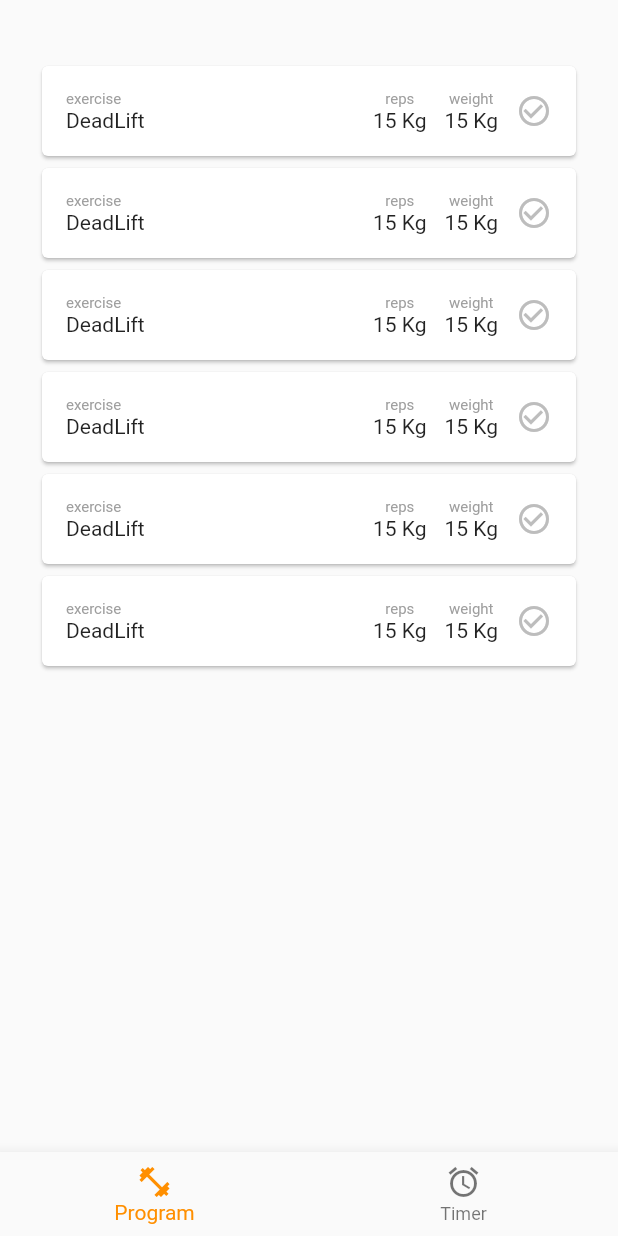
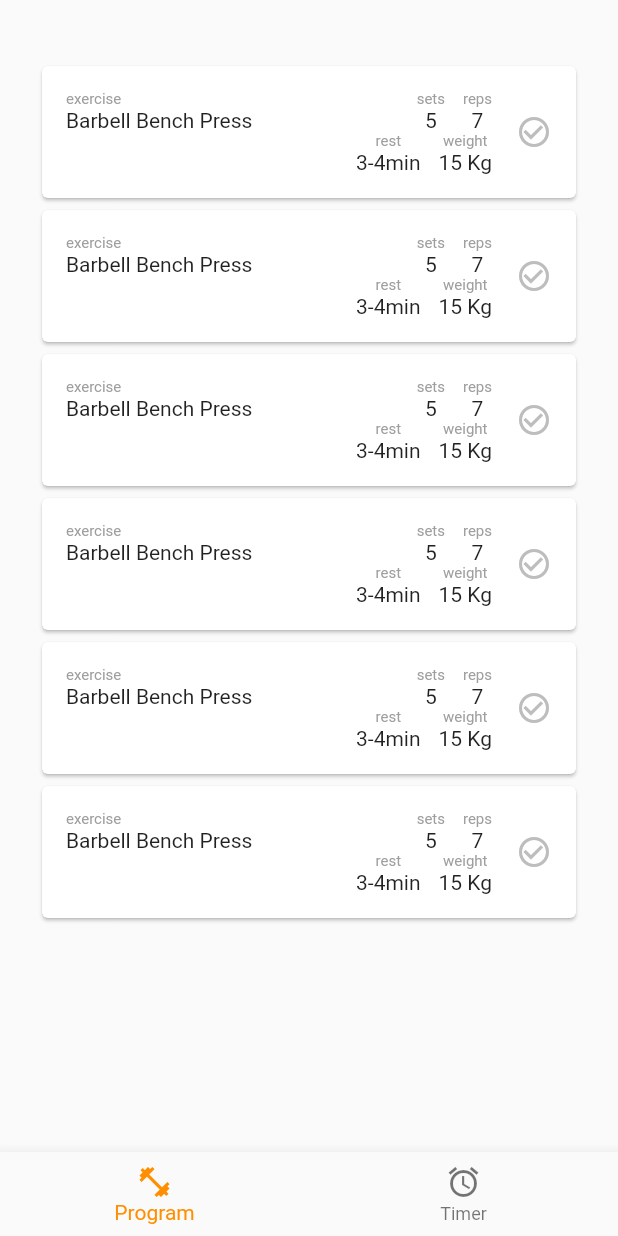
Before and after one commit to Mathitos/Get-Ripped-App, a Flutter app: the screen it shows after launch, on a phone screen of 412 x 824 dp. Run offline on Flutter 3.47's test engine with Material 2 defaults, Android fonts, the phone set to English and light mode, and no system bars.

Commit message:
add program exercise list layout

```diff
--- a/lib/screens/program_screen.dart
+++ b/lib/screens/program_screen.dart
@@ -11,14 +11,44 @@ class ProgramScreen extends StatelessWidget {
         padding: EdgeInsets.fromLTRB(16, 32, 16, 16),
         child: ListView(
           padding: const EdgeInsets.all(8),
-          children: const <Widget>[
-            ExerciseItemList(),
-            ExerciseItemList(),
-            ExerciseItemList(),
-            ExerciseItemList(),
-            ExerciseItemList(),
-            ExerciseItemList()
+          children: <Widget>[
+            ExerciseItemList(
+              Exercise(
+                  'Barbell Bench Press', '5', '7', '3-4min', '15 Kg', false),
+            ),
+            ExerciseItemList(
+              Exercise(
+                  'Barbell Bench Press', '5', '7', '3-4min', '15 Kg', false),
+            ),
+            ExerciseItemList(
+              Exercise(
+                  'Barbell Bench Press', '5', '7', '3-4min', '15 Kg', false),
+            ),
+            ExerciseItemList(
+              Exercise(
+                  'Barbell Bench Press', '5', '7', '3-4min', '15 Kg', false),
+            ),
+            ExerciseItemList(
+              Exercise(
+                  'Barbell Bench Press', '5', '7', '3-4min', '15 Kg', false),
+            ),
+            ExerciseItemList(
+              Exercise(
+                  'Barbell Bench Press', '5', '7', '3-4min', '15 Kg', false),
+            )
           ],
         ));
   }
 }
+
+class Exercise {
+  final String name;
+  final String sets;
+  final String reps;
+  final String cooldown;
+  final String weight;
+  final bool completed;
+
+  Exercise(this.name, this.sets, this.reps, this.cooldown, this.weight,
+      this.completed);
+}
--- a/lib/screens/splash_screen.dart
+++ b/lib/screens/splash_screen.dart
@@ -8,7 +8,7 @@ class SplashScreen extends StatelessWidget {
 
   @override
   Widget build(BuildContext context) {
-    Timer(Duration(seconds: 5), () {
+    Timer(Duration(seconds: 2), () {
       Navigator.push(context, MaterialPageRoute(builder: (_) => MainScreen()));
     });
 
--- a/lib/shared/exercice_item_list.dart
+++ b/lib/shared/exercice_item_list.dart
@@ -2,38 +2,72 @@
 
 import 'package:flutter/material.dart';
 
+import '../screens/program_screen.dart';
+
 class ExerciseItemList extends StatelessWidget {
-  const ExerciseItemList({Key? key}) : super(key: key);
+  const ExerciseItemList(
+    this.exercise, {
+    Key? key,
+  }) : super(key: key);
+  final Exercise exercise;
 
   @override
   Widget build(BuildContext context) {
     return Card(
         child: Padding(
             padding: EdgeInsets.all(16.0),
-            child: Row(
+            child: Row(children: [
+              Expanded(
+                  flex: 1,
+                  child: Column(children: [
+                    Row(
                       children: <Widget>[
-                _itemListComponent('exercise', 'DeadLift', centerText: false),
+                        _itemListComponent('exercise', exercise.name,
+                            centerText: false),
                         Spacer(),
                         Wrap(
                           children: [
                             _itemListComponent(
-                      'reps',
-                      '15 Kg',
+                              'sets',
+                              exercise.sets,
                             ),
                             _itemListComponent(
-                      'weight',
-                      '15 Kg',
+                              'reps',
+                              exercise.reps,
                             ),
-                    Icon(
-                      Icons.check_circle_outline,
-                      color: Colors.grey.shade400,
-                    )
                           ],
                           spacing: 12.0,
                           crossAxisAlignment: WrapCrossAlignment.center,
                         )
                       ],
-            )));
+                    ),
+                    Row(children: [
+                      Spacer(),
+                      Wrap(
+                        children: [
+                          _itemListComponent(
+                            'rest',
+                            exercise.cooldown,
+                          ),
+                          _itemListComponent(
+                            'weight',
+                            exercise.weight,
+                          ),
+                        ],
+                        spacing: 12.0,
+                        crossAxisAlignment: WrapCrossAlignment.center,
+                      )
+                    ])
+                  ])),
+              Padding(
+                  padding: EdgeInsets.only(left: 16.0),
+                  child: Icon(
+                    Icons.check_circle_outline,
+                    color: exercise.completed
+                        ? Colors.green
+                        : Colors.grey.shade400,
+                  ))
+            ])));
   }
 }
 
```
Lines whose indentation alone changed are shown as unchanged.
